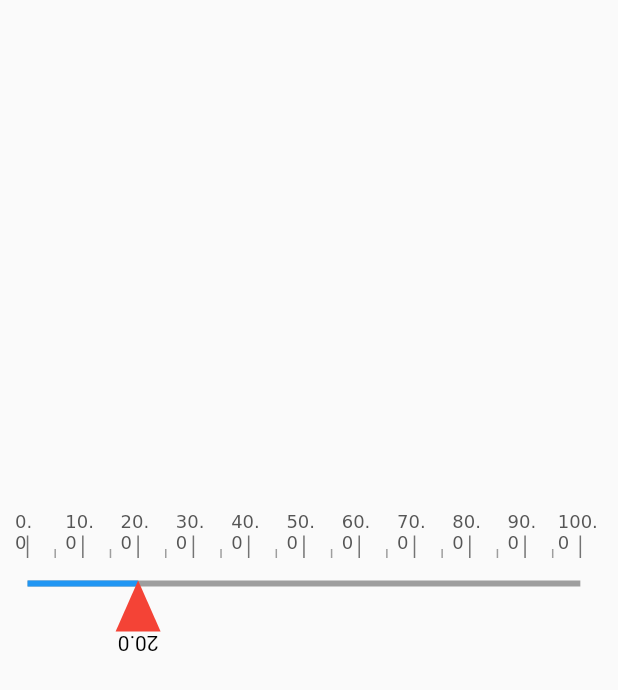
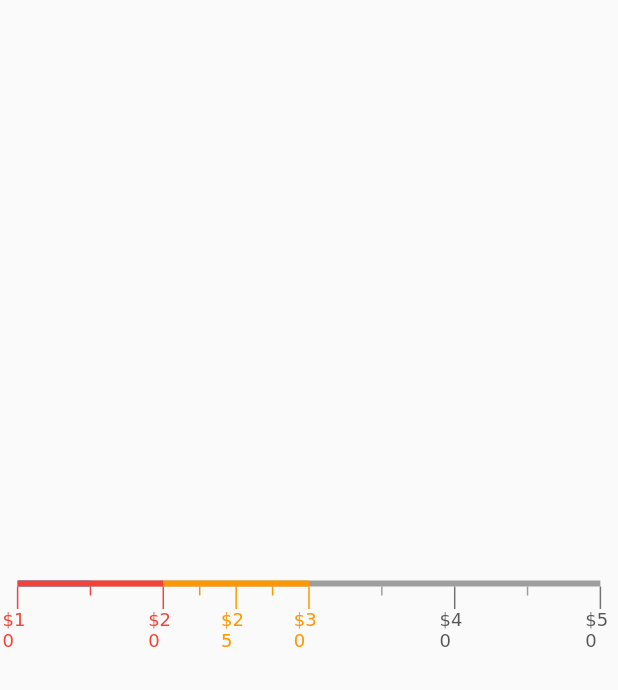
Before and after one commit to GeekyAnts/GaugesFlutter, a Flutter app: the screen it shows after launch, on a phone screen of 412 x 824 dp. Shown: the top 690 px of the screen. Run offline on Flutter 3.47's test engine with Material 2 defaults, Android fonts, the phone set to English and light mode, and no system bars.

Commit message:
inversed ruler feature created successfully

````diff
--- /dev/null
+++ b/example/lib/inversed_ruler_example.dart
@@ -0,0 +1,42 @@
+import 'package:flutter/material.dart';
+import 'package:geekyants_flutter_gauges/gauges.dart';
+
+class InversedRulerExample extends StatelessWidget {
+  const InversedRulerExample({super.key});
+
+  @override
+  Widget build(BuildContext context) {
+    return Scaffold(
+      body: Center(
+        child: Column(
+          mainAxisAlignment: MainAxisAlignment.center,
+          children: [
+            SizedBox(
+              child: LinearGauge(
+                value: 15,
+                rangeLinearGauge: [
+                  RangeLinearGauge(color: Colors.red, start: 10, end: 20),
+                  RangeLinearGauge(color: Colors.orange, start: 20, end: 30),
+                ],
+                // linearGaugeBoxDecoration:
+                //     LinearGaugeBoxDecoration(borderRadius: 20, height: 50),
+                rulers: RulerStyle(
+                  rulerPosition: RulerPosition.bottom,
+                  inversedRulers: false,
+                ),
+                customLabels: [
+                  CustomRulerLabel(text: "\$10", value: 10),
+                  CustomRulerLabel(text: "\$20", value: 20),
+                  CustomRulerLabel(text: "\$25", value: 25),
+                  CustomRulerLabel(text: "\$30", value: 30),
+                  CustomRulerLabel(text: "\$40", value: 40),
+                  CustomRulerLabel(text: "\$50", value: 50),
+                ],
+              ),
+            ),
+          ],
+        ),
+      ),
+    );
+  }
+}
--- a/example/lib/main.dart
+++ b/example/lib/main.dart
@@ -1,3 +1,4 @@
+import 'package:example/inversed_ruler_example.dart';
 import 'package:example/ruler_offset_feature_example.dart';
 import 'package:flutter/material.dart';
 
@@ -16,6 +17,6 @@ class MyGaugeExample extends StatefulWidget {
 class _MyGaugeExampleState extends State<MyGaugeExample> {
   @override
   Widget build(BuildContext context) {
-    return const MyRulerOffset();
+    return const InversedRulerExample();
   }
 }
--- a/example/lib/ruler_offset_feature_example.dart
+++ b/example/lib/ruler_offset_feature_example.dart
@@ -6,7 +6,7 @@ class MyRulerOffset extends StatelessWidget {
 
   @override
   Widget build(BuildContext context) {
-    return const Scaffold(
+    return Scaffold(
       body: Center(
         child: Column(
           mainAxisAlignment: MainAxisAlignment.center,
--- a/lib/linear_gauge/linear_gauge.dart
+++ b/lib/linear_gauge/linear_gauge.dart
@@ -240,6 +240,7 @@ class LinearGauge extends LeafRenderObjectWidget {
       rangeLinearGauge: rangeLinearGauge!,
       customLabels: customLabels!,
       rulersOffset: rulers!.rulersOffset!,
+      inversedRulers: rulers!.inversedRulers!,
     );
   }
 
@@ -273,6 +274,8 @@ class LinearGauge extends LeafRenderObjectWidget {
       ..setShowPrimaryRulers = rulers!.showPrimaryRulers
       ..setValue = value!
       ..setPointer = pointer
-      ..setRangeLinearGauge = rangeLinearGauge;
+      ..setRangeLinearGauge = rangeLinearGauge
+      ..setRulersOffset = rulers!.rulersOffset!
+      ..setInversedRulers = rulers!.inversedRulers!;
   }
 }
--- a/lib/linear_gauge/styles/linear_gauge_ruler_style.dart
+++ b/lib/linear_gauge/styles/linear_gauge_ruler_style.dart
@@ -22,6 +22,7 @@ class RulerStyle {
     this.rulerPosition = RulerPosition.bottom,
     this.labelOffset = 0,
     this.rulersOffset = 0,
+    this.inversedRulers = false,
   });
 
   ///
@@ -240,4 +241,21 @@ class RulerStyle {
   /// ```
   ///
   final double? labelOffset;
+
+  ///
+  /// `inversedRulers` allows for the inversion of the gauge's rulers,
+  ///  reversing the direction of the scale and indicators.
+  ///
+  /// default is to `inversedRulers = false`
+  ///
+  /// Example
+  ///
+  ///  ```dart
+  /// child: const LinearGauge(
+  /// rulers : RulerStyle(
+  ///   inversedRulers: true,
+  /// ),
+  /// ```
+  ///
+  final bool? inversedRulers;
 }
````
Also changed, not shown: lib/linear_gauge/linear_gauge_label.dart (+14 -4 lines), lib/linear_gauge/linear_gauge_painter.dart (+54 -11 lines).
